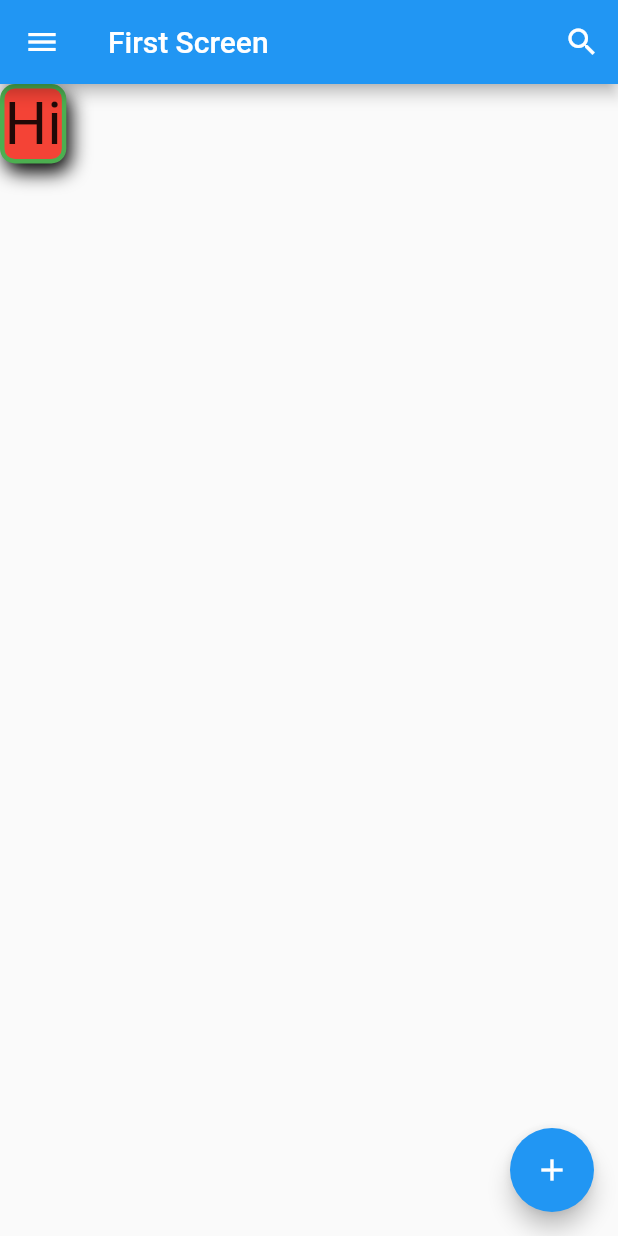
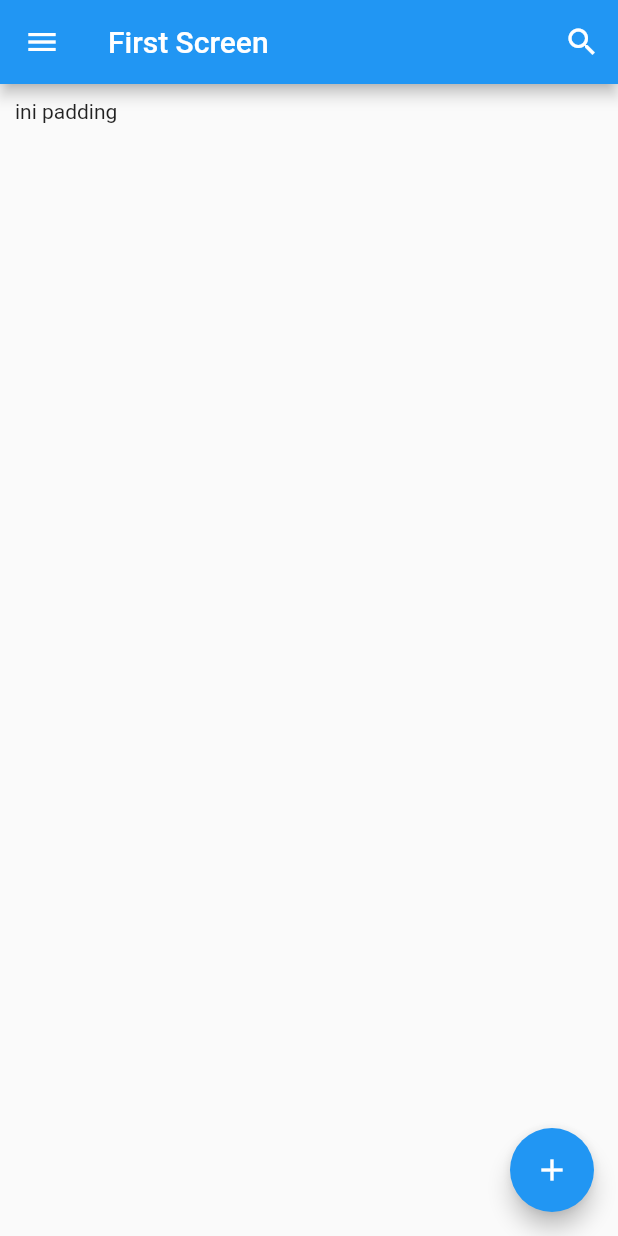
Before and after one commit to risnanto73/scaffold, a Flutter app: the screen it shows after launch, on a phone screen of 412 x 824 dp. Run offline on Flutter 3.47's test engine with Material 2 defaults, Android fonts, the phone set to English and light mode, and no system bars.

Commit message:
ini padding

```diff
--- a/lib/main.dart
+++ b/lib/main.dart
@@ -44,26 +44,9 @@ class FirstScreen extends StatelessWidget{
           ), onPressed: () {},
         ),
       ),
-      body: Container(
-        decoration: BoxDecoration(
-          color: Colors.red,
-          border: Border.all(
-            color: Colors.green,
-            width: 3,
-          ),
-          borderRadius: BorderRadius.circular(10),
-          boxShadow: const [
-            BoxShadow(
-                color: Colors.black,
-                offset: Offset(3,6),
-                blurRadius: 10
-            )
-          ]
-        ),
-        child: const Text(
-          'Hi',
-          style: TextStyle(fontSize: 40),
-        ),
+      body: Padding(
+        padding: EdgeInsets.all(10),
+        child: const Text('ini padding'),
       ),
       floatingActionButton: FloatingActionButton(
         child: const Icon(Icons.add),
```
